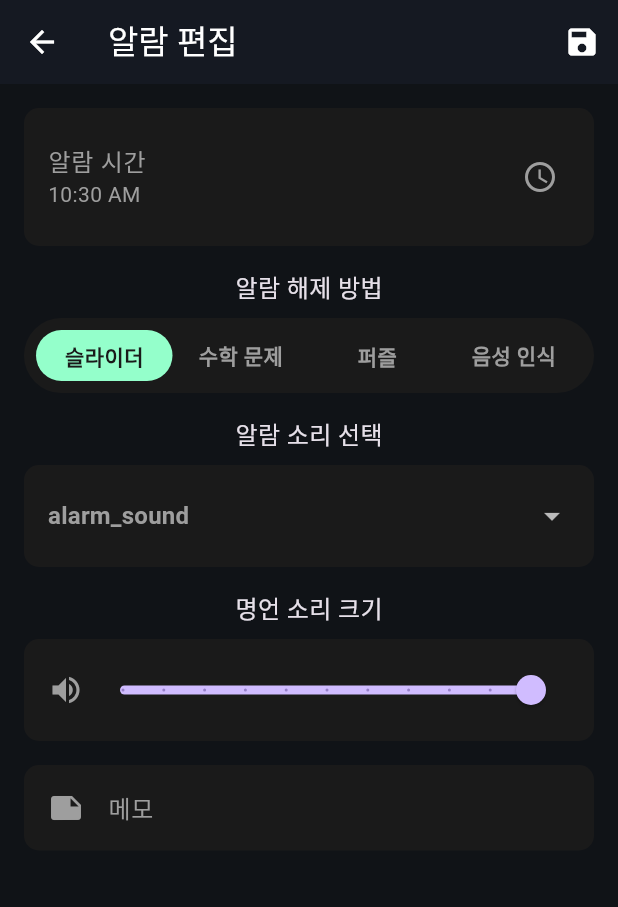
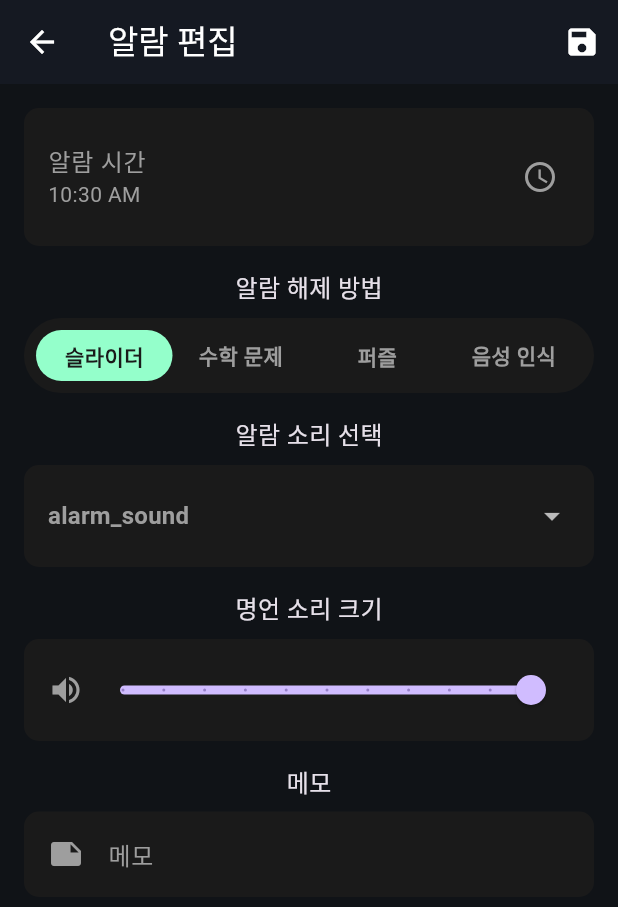
Before and after one commit to niw5924/quote_alarm, a Flutter app: the screen it shows after launch, after a tap on the "add" icon, on a phone screen of 412 x 824 dp. Shown: the top 907 px of the screen. Run offline on Flutter 3.47's test engine with Material 3 defaults, Android fonts, the phone set to English and light mode, and no system bars; our stand-ins replace audioplayers, cloud_firestore, file_picker, firebase_auth, firebase_core, fl_chart and 4 more; missing offline and left inert: alarm, flutter_puzzle_vcode; accounts and stored records are empty; statements that could not run were skipped.

Commit message:
알람편집창 메모 텍스트 추가

```diff
--- a/lib/alarm/alarm_edit_page.dart
+++ b/lib/alarm/alarm_edit_page.dart
@@ -315,6 +315,8 @@ class _AlarmEditPageState extends State<AlarmEditPage> {
               ),
             ),
             const SizedBox(height: 16),
+            const Text('메모', style: TextStyle(fontSize: 16)),
+            const SizedBox(height: 8),
             Container(
               decoration: BoxDecoration(
                 color: const Color(0xFF1A1A1A),
```
